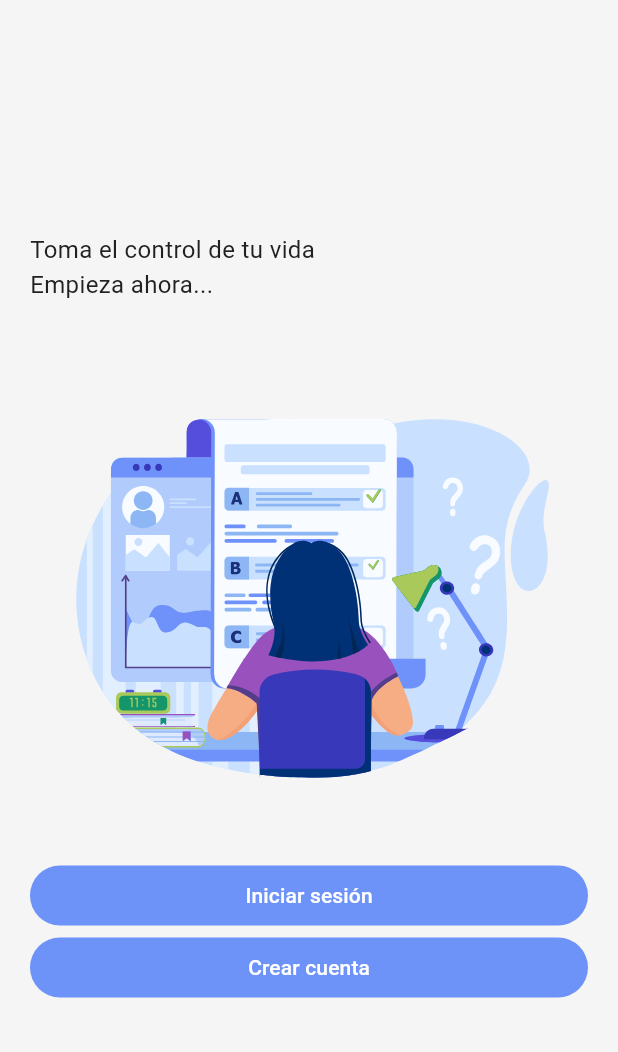
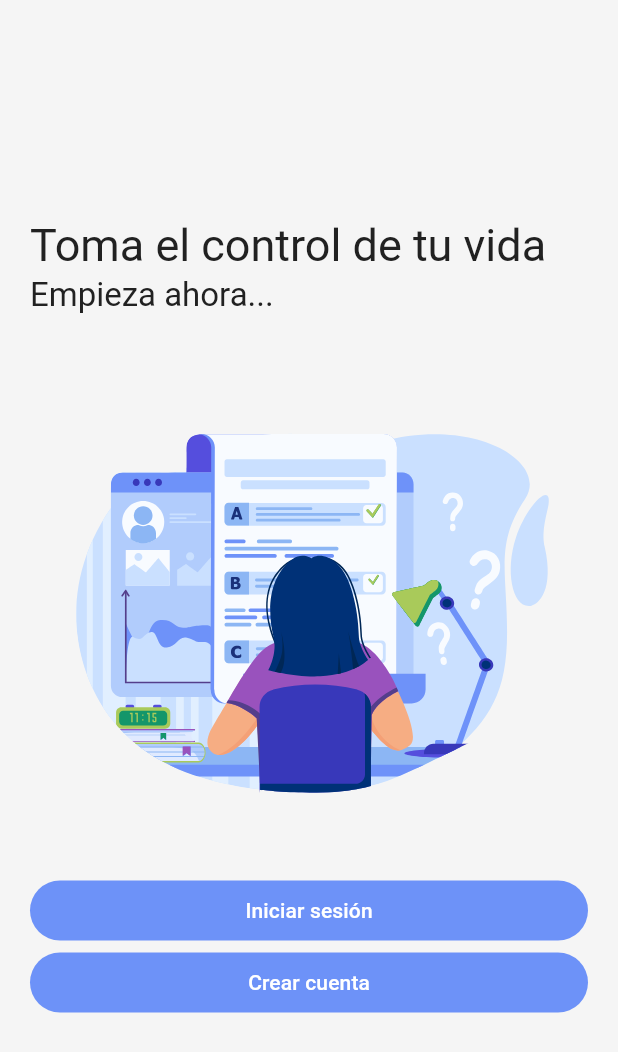
Before and after one commit to MoiBeta/Auto-Admin-App, a Flutter app: the screen it shows after launch, on a phone screen of 412 x 824 dp. Shown: the top 1052 px of the screen. Run offline on Flutter 3.47's test engine with Material 3 defaults, Android fonts, the phone set to English and light mode, and no system bars; our stand-ins replace cloud_firestore, firebase_auth, firebase_core, flutter_riverpod, go_router, lottie and 1 more; accounts and stored records are empty; generated files the repository leaves out were written again.

Commit message:
Auth page titles improved.

```diff
--- a/lib/presentation/auth/auth_page.dart
+++ b/lib/presentation/auth/auth_page.dart
@@ -24,9 +24,13 @@ class AuthPage extends StatelessWidget {
                 Text(
                     'Toma el control de tu vida',
                   textAlign: TextAlign.start,
+                  style: Theme.of(context).textTheme.titleLarge?.copyWith(
+                    fontSize: 30,
+                  ),
                 ),
                 Text('Empieza ahora...',
                   textAlign: TextAlign.start,
+                  style: Theme.of(context).textTheme.titleLarge,
                 ),
               ],
             ),
```
